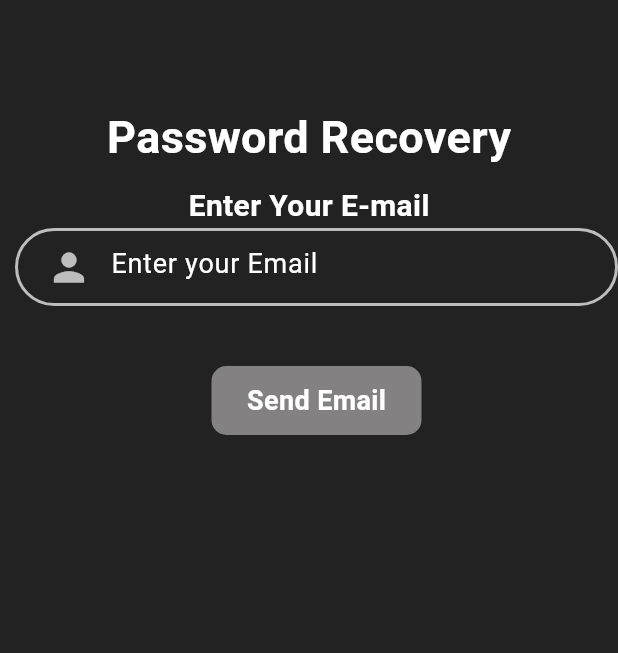
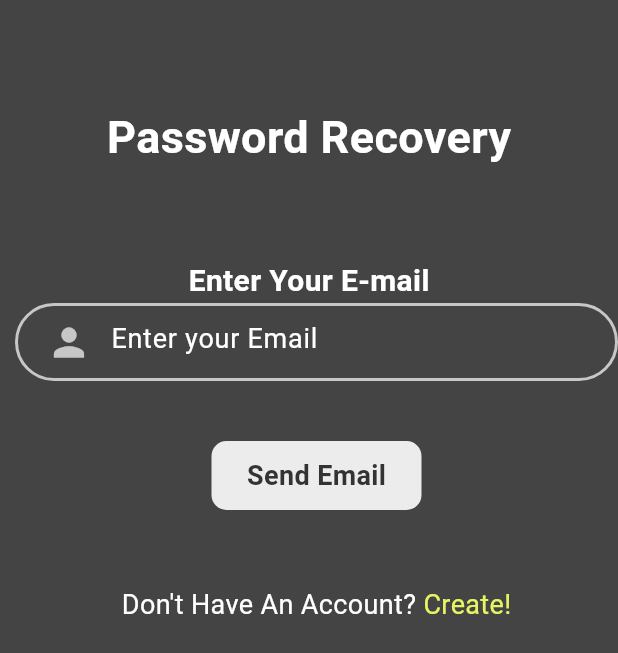
Before and after one commit to wailbenzeghiba/E-Commerce-App, a Flutter app: the Forgotpassword screen opened directly, on a phone screen of 412 x 824 dp. Shown: the top 653 px of the screen. Run offline on Flutter 3.47's test engine with Material 3 defaults, Android fonts, the phone set to English and light mode, and no system bars; our stand-ins replace curved_navigation_bar, firebase_auth, firebase_core; accounts and stored records are empty.

Commit message:
fixed reset password function

```diff
--- a/lib/pages/forgotPassword.dart
+++ b/lib/pages/forgotPassword.dart
@@ -1,3 +1,5 @@
+import 'package:e_commerce_app/pages/signUp.dart';
+import 'package:firebase_auth/firebase_auth.dart';
 import 'package:flutter/Material.dart';
 
 class Forgotpassword extends StatefulWidget {
@@ -9,10 +11,60 @@ class Forgotpassword extends StatefulWidget {
 
 class _ForgotpasswordState extends State<Forgotpassword> {
   TextEditingController mailcontroller = TextEditingController();
+
+  String email = "";
+  final _formKey = GlobalKey<FormState>();
+  resetPassword() async {
+    try {
+      await FirebaseAuth.instance.sendPasswordResetEmail(email: email);
+    } on FirebaseAuthException catch (e) {
+      if (e.code == 'user-not-found') {
+        ScaffoldMessenger.of(context).showSnackBar(SnackBar(
+          content: Container(
+              padding: const EdgeInsets.all(10),
+              height: 55,
+              decoration: BoxDecoration(
+                borderRadius: BorderRadius.circular(20),
+                color: const Color.fromARGB(255, 44, 32, 32),
+              ),
+              child: const Row(
+                children: [
+                  SizedBox(
+                    width: 50,
+                  ),
+                  Column(
+                    crossAxisAlignment: CrossAxisAlignment.start,
+                    children: [
+                      SizedBox(
+                        height: 6,
+                      ),
+                      Text(
+                        "No User Found For That Email!",
+                        style: TextStyle(
+                          fontSize: 15,
+                          color: Colors.white,
+                          fontWeight: FontWeight.bold,
+                        ),
+                        maxLines: 2,
+                        overflow: TextOverflow.ellipsis,
+                      ),
+                    ],
+                  ),
+                ],
+              )),
+          behavior: SnackBarBehavior.floating,
+          backgroundColor: Colors.transparent,
+          elevation: 0,
+          width: 350,
+        ));
+      }
+    }
+  }
+
   @override
   Widget build(BuildContext context) {
     return Scaffold(
-      backgroundColor: Colors.black87,
+      backgroundColor: const Color.fromARGB(221, 39, 39, 39),
       // ignore: avoid_unnecessary_containers
       body: Container(
         child: Column(
@@ -32,7 +84,7 @@ class _ForgotpasswordState extends State<Forgotpassword> {
               ),
             ),
             const SizedBox(
-              height: 10,
+              height: 60,
             ),
             const Text(
               "Enter Your E-mail",
@@ -43,6 +95,7 @@ class _ForgotpasswordState extends State<Forgotpassword> {
             ),
             Expanded(
               child: Form(
+                key: _formKey,
                 child: Padding(
                   padding: const EdgeInsets.only(left: 10),
                   child: ListView(
@@ -50,7 +103,9 @@ class _ForgotpasswordState extends State<Forgotpassword> {
                       Container(
                         padding: const EdgeInsets.only(left: 10),
                         decoration: BoxDecoration(
-                          border: Border.all(color: Colors.white70, width: 2.0),
+                          border: Border.all(
+                              color: const Color.fromARGB(179, 255, 255, 255),
+                              width: 2.0),
                           borderRadius: BorderRadius.circular(30),
                         ),
                         child: TextFormField(
@@ -79,7 +134,17 @@ class _ForgotpasswordState extends State<Forgotpassword> {
                         height: 40,
                       ),
                       // ignore: avoid_unnecessary_containers
-                      Container(
+                      GestureDetector(
+                        onTap: () => {
+                          if (_formKey.currentState!.validate())
+                            {
+                              setState(() {
+                                email = mailcontroller.text;
+                              }),
+                              resetPassword(),
+                            }
+                        },
+                        child: Container(
                           child: Row(
                             mainAxisAlignment: MainAxisAlignment.center,
                             children: [
@@ -87,23 +152,52 @@ class _ForgotpasswordState extends State<Forgotpassword> {
                                 width: 140,
                                 padding: const EdgeInsets.all(10),
                                 decoration: BoxDecoration(
-                                color: const Color.fromARGB(255, 131, 129, 129),
+                                  color:
+                                      const Color.fromARGB(255, 236, 236, 236),
                                   borderRadius: BorderRadius.circular(10),
                                 ),
                                 child: const Center(
                                   child: Text(
                                     "Send Email",
                                     style: TextStyle(
-                                    color: Colors.white,
+                                      color: Color.fromARGB(255, 51, 51, 51),
                                       fontSize: 18,
                                       fontWeight: FontWeight.bold,
                                     ),
                                   ),
                                 ),
-                            )
+                              ),
                             ],
                           ),
                         ),
+                      ),
+                      const SizedBox(
+                        height: 50,
+                      ),
+                      Row(
+                        mainAxisAlignment: MainAxisAlignment.center,
+                        children: [
+                          const Text(
+                            "Don't Have An Account? ",
+                            style: TextStyle(fontSize: 18, color: Colors.white),
+                          ),
+                          GestureDetector(
+                            onTap: () => {
+                              Navigator.push(
+                                  context,
+                                  MaterialPageRoute(
+                                      builder: (context) => const Signup()))
+                            },
+                            child: const Text(
+                              "Create!",
+                              style: TextStyle(
+                                fontSize: 18,
+                                color: Color.fromARGB(255, 230, 245, 98),
+                              ),
+                            ),
+                          )
+                        ],
+                      )
                     ],
                   ),
                 ),
```
Also changed, not shown: lib/pages/login.dart (+3 -4 lines). Lines whose indentation alone changed are shown as unchanged.
